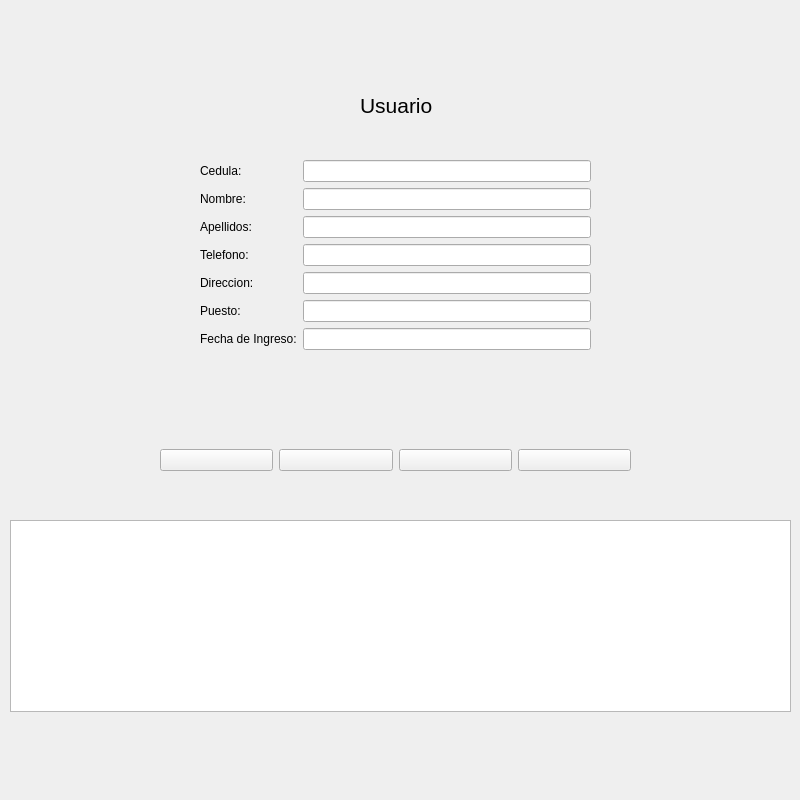
This is ProyectoFinal/ProyectoFinal/ProyectoFinal/ProyectoFinal/Usuario.ui in Marisela1989/Proyecto-Python as Qt 5 draws it before an edit. The edited form follows.
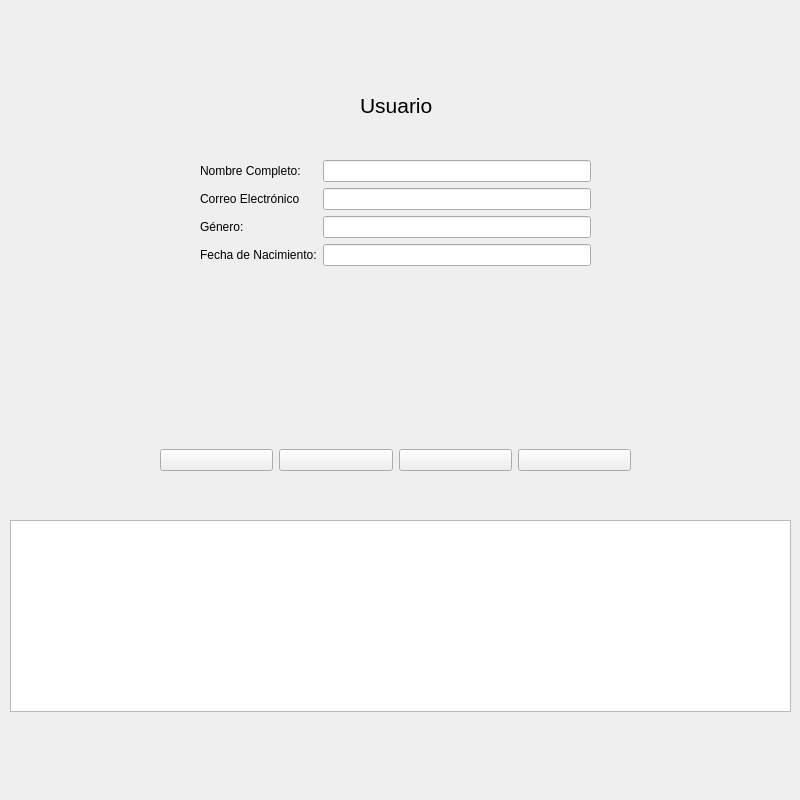
This is the edited form. Icons and pictures are not drawn.

The edit to the form file:
```diff
--- a/ProyectoFinal/ProyectoFinal/ProyectoFinal/ProyectoFinal/Usuario.ui
+++ b/ProyectoFinal/ProyectoFinal/ProyectoFinal/ProyectoFinal/Usuario.ui
@@ -29,79 +29,49 @@
      <x>200</x>
      <y>160</y>
      <width>391</width>
-     <height>231</height>
+     <height>221</height>
     </rect>
    </property>
    <layout class="QFormLayout" name="formLayout">
     <item row="0" column="0">
      <widget class="QLabel" name="lblCedula">
       <property name="text">
-       <string>Cedula:</string>
-      </property>
-     </widget>
-    </item>
-    <item row="1" column="0">
-     <widget class="QLabel" name="lblNombre">
-      <property name="text">
-       <string>Nombre:</string>
-      </property>
-     </widget>
-    </item>
-    <item row="2" column="0">
-     <widget class="QLabel" name="lblApellidos">
-      <property name="text">
-       <string>Apellidos:</string>
-      </property>
-     </widget>
-    </item>
-    <item row="3" column="0">
-     <widget class="QLabel" name="lblTelefono">
-      <property name="text">
-       <string>Telefono:</string>
-      </property>
-     </widget>
-    </item>
-    <item row="4" column="0">
-     <widget class="QLabel" name="lblDireccion">
-      <property name="text">
-       <string>Direccion:</string>
-      </property>
-     </widget>
-    </item>
-    <item row="5" column="0">
-     <widget class="QLabel" name="lblPuesto">
-      <property name="text">
-       <string>Puesto:</string>
-      </property>
-     </widget>
-    </item>
-    <item row="6" column="0">
-     <widget class="QLabel" name="lblFechaIngreso">
-      <property name="text">
-       <string>Fecha de Ingreso:</string>
+       <string>Nombre Completo:</string>
       </property>
      </widget>
     </item>
     <item row="0" column="1">
-     <widget class="QLineEdit" name="txtCedula"/>
+     <widget class="QLineEdit" name="txtNombreCompleto"/>
+    </item>
+    <item row="1" column="0">
+     <widget class="QLabel" name="lblCorreoElectronico">
+      <property name="text">
+       <string>Correo Electrónico</string>
+      </property>
+     </widget>
     </item>
     <item row="1" column="1">
-     <widget class="QLineEdit" name="txtNombre"/>
+     <widget class="QLineEdit" name="txtCorreoElectronico"/>
+    </item>
+    <item row="2" column="0">
+     <widget class="QLabel" name="lblGenero">
+      <property name="text">
+       <string>Género:</string>
+      </property>
+     </widget>
     </item>
     <item row="2" column="1">
-     <widget class="QLineEdit" name="txtApellidos"/>
+     <widget class="QLineEdit" name="txtGenero"/>
+    </item>
+    <item row="3" column="0">
+     <widget class="QLabel" name="lblFechaNacimiento">
+      <property name="text">
+       <string>Fecha de Nacimiento:</string>
+      </property>
+     </widget>
     </item>
     <item row="3" column="1">
-     <widget class="QLineEdit" name="txtTelefono"/>
-    </item>
-    <item row="4" column="1">
-     <widget class="QLineEdit" name="txtDireccion"/>
-    </item>
-    <item row="5" column="1">
-     <widget class="QLineEdit" name="txtPuesto"/>
-    </item>
-    <item row="6" column="1">
-     <widget class="QLineEdit" name="txtFechaIngreso"/>
+     <widget class="QLineEdit" name="txtFechaNacimiento"/>
     </item>
    </layout>
   </widget>
```
Left out of the diff: 2 changed lines with no effect on the pictures.
